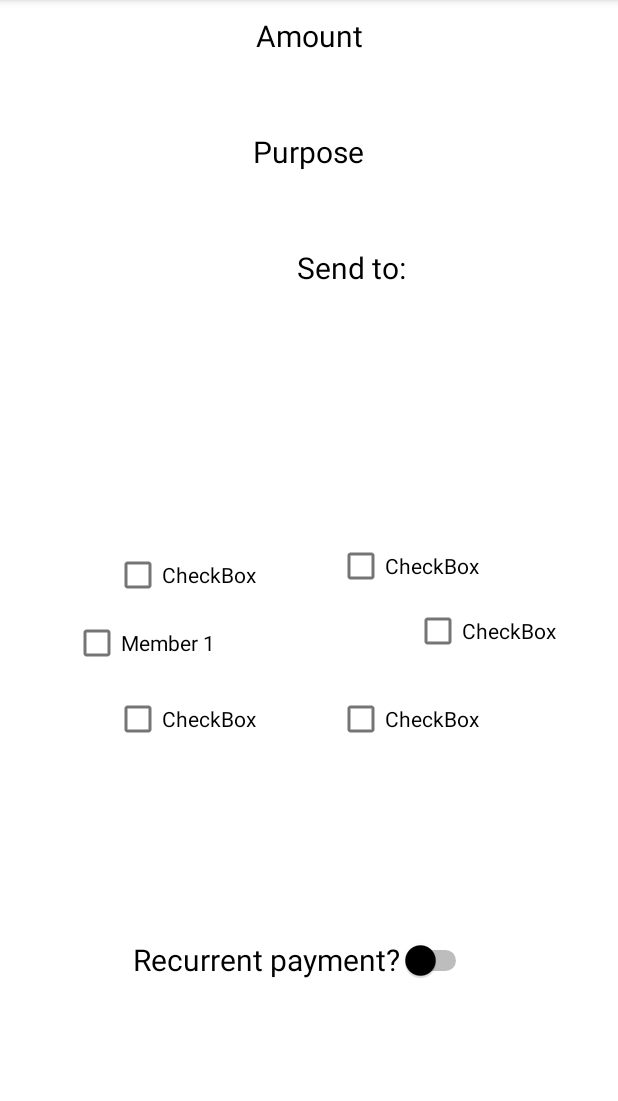
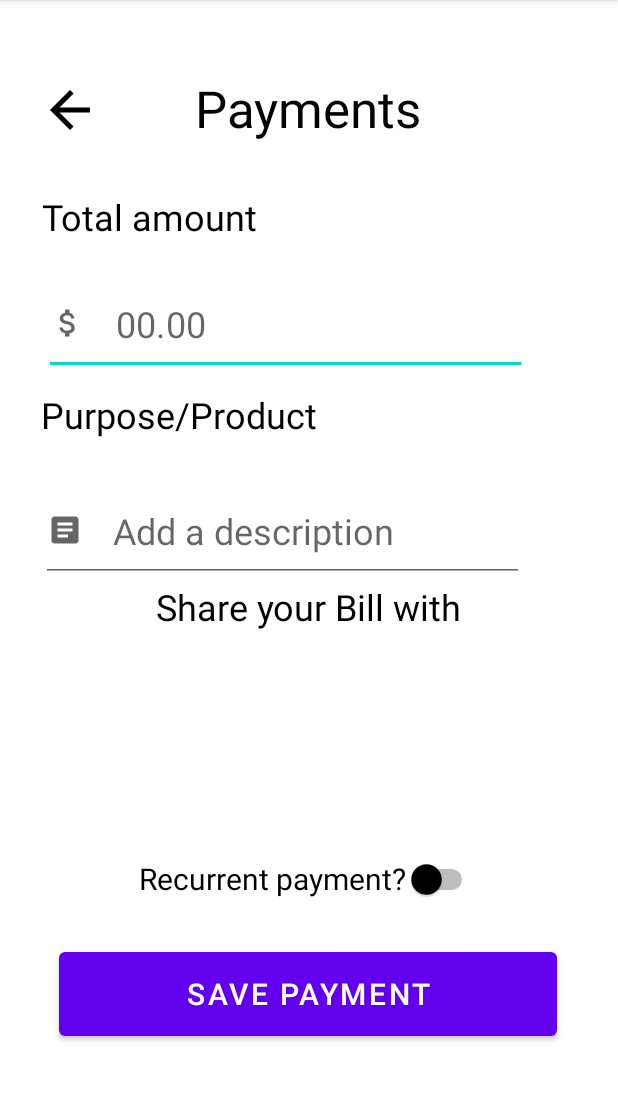
Before and after one commit to ASE-Projekte-WS-2021/ase-ws-21-zusammenleben, an Android app: the ActivityPaymentOverview screen opened directly, with no data from a screen before it, on a phone screen of 412 x 824 dp, the part 84-1185 px from its top. Run offline under Robolectric (Android 15) with nearby library versions, the phone set to English and light mode, and no system bars.

Commit message:
refresh paymentoverwiew

```diff
--- a/app/src/main/java/com/example/myapplication/ActivityOverview.java
+++ b/app/src/main/java/com/example/myapplication/ActivityOverview.java
@@ -7,10 +7,11 @@ import android.content.Intent;
 import android.os.Bundle;
 import android.view.View;
 import android.widget.Button;
+import android.widget.ImageButton;
 
 public class ActivityOverview extends AppCompatActivity {
 
-    Button button_managePayments;
+    ImageButton button_managePayments;
 
     @Override
     protected void onCreate(Bundle savedInstanceState) {
@@ -24,7 +25,7 @@ public class ActivityOverview extends AppCompatActivity {
 
         final Context context = this;
 
-        button_managePayments = (Button) findViewById(R.id.btn_managePayments);
+        button_managePayments = (ImageButton) findViewById(R.id.btn_managePayments);
 
         button_managePayments.setOnClickListener(new View.OnClickListener() {
 
--- /dev/null
+++ b/app/src/main/res/drawable/ic_baseline_arrow_back_24.xml
@@ -0,0 +1,11 @@
+<vector xmlns:android="http://schemas.android.com/apk/res/android"
+    android:width="24dp"
+    android:height="24dp"
+    android:viewportWidth="24"
+    android:viewportHeight="24"
+    android:tint="?attr/color"
+    android:autoMirrored="true">
+  <path
+      android:fillColor="@android:color/black"
+      android:pathData="M20,11H7.83l5.59,-5.59L12,4l-8,8 8,8 1.41,-1.41L7.83,13H20v-2z"/>
+</vector>
--- /dev/null
+++ b/app/src/main/res/drawable/ic_baseline_article_24.xml
@@ -0,0 +1,11 @@
+<vector xmlns:android="http://schemas.android.com/apk/res/android"
+    android:width="24dp"
+    android:height="24dp"
+    android:viewportWidth="24"
+    android:viewportHeight="24"
+    android:tint="?attr/colorControlNormal"
+    android:autoMirrored="true">
+  <path
+      android:fillColor="@android:color/white"
+      android:pathData="M19,3L5,3c-1.1,0 -2,0.9 -2,2v14c0,1.1 0.9,2 2,2h14c1.1,0 2,-0.9 2,-2L21,5c0,-1.1 -0.9,-2 -2,-2zM14,17L7,17v-2h7v2zM17,13L7,13v-2h10v2zM17,9L7,9L7,7h10v2z"/>
+</vector>
--- /dev/null
+++ b/app/src/main/res/drawable/ic_baseline_attach_money_24.xml
@@ -0,0 +1,10 @@
+<vector xmlns:android="http://schemas.android.com/apk/res/android"
+    android:width="24dp"
+    android:height="24dp"
+    android:viewportWidth="24"
+    android:viewportHeight="24"
+    android:tint="?attr/colorControlNormal">
+  <path
+      android:fillColor="@android:color/white"
+      android:pathData="M11.8,10.9c-2.27,-0.59 -3,-1.2 -3,-2.15 0,-1.09 1.01,-1.85 2.7,-1.85 1.78,0 2.44,0.85 2.5,2.1h2.21c-0.07,-1.72 -1.12,-3.3 -3.21,-3.81V3h-3v2.16c-1.94,0.42 -3.5,1.68 -3.5,3.61 0,2.31 1.91,3.46 4.7,4.13 2.5,0.6 3,1.48 3,2.41 0,0.69 -0.49,1.79 -2.7,1.79 -2.06,0 -2.87,-0.92 -2.98,-2.1h-2.2c0.12,2.19 1.76,3.42 3.68,3.83V21h3v-2.15c1.95,-0.37 3.5,-1.5 3.5,-3.55 0,-2.84 -2.43,-3.81 -4.7,-4.4z"/>
+</vector>
--- a/app/src/main/res/layout/activity_overview.xml
+++ b/app/src/main/res/layout/activity_overview.xml
@@ -35,6 +35,18 @@
         app:layout_constraintStart_toStartOf="parent"
         app:layout_constraintTop_toTopOf="parent"
         app:layout_constraintVertical_bias="0.068" />
+
+    <ImageView
+        android:id="@+id/drawable_arrow_back"
+        android:layout_width="57dp"
+        android:layout_height="40dp"
+        app:layout_constraintBottom_toBottomOf="parent"
+        app:layout_constraintEnd_toEndOf="parent"
+        app:layout_constraintHorizontal_bias="0.05"
+        app:layout_constraintStart_toStartOf="parent"
+        app:layout_constraintTop_toTopOf="parent"
+        app:layout_constraintVertical_bias="0.073"
+        app:srcCompat="@drawable/ic_baseline_arrow_back_24" />
 
     <ImageButton
         android:id="@+id/btn_managePayments"
--- a/app/src/main/res/layout/activity_paymentoverview.xml
+++ b/app/src/main/res/layout/activity_paymentoverview.xml
@@ -3,59 +3,91 @@
     xmlns:app="http://schemas.android.com/apk/res-auto"
     xmlns:tools="http://schemas.android.com/tools"
     android:layout_width="match_parent"
-    android:layout_height="match_parent">
+    android:layout_height="match_parent"
+    android:layout_alignParentBottom="true">
 
     <TextView
-        android:id="@+id/textView5"
+        android:id="@+id/payments"
+        android:layout_width="wrap_content"
+        android:layout_height="wrap_content"
+        android:text="Payments"
+        android:textAlignment="center"
+        android:textColor="#040303"
+        android:textSize="34sp"
+        app:layout_constraintBottom_toBottomOf="parent"
+        app:layout_constraintEnd_toEndOf="parent"
+        app:layout_constraintHorizontal_bias="0.498"
+        app:layout_constraintStart_toStartOf="parent"
+        app:layout_constraintTop_toTopOf="parent"
+        app:layout_constraintVertical_bias="0.068" />
+
+    <TextView
+        android:id="@+id/total_amount"
         android:layout_width="wrap_content"
         android:layout_height="wrap_content"
         android:layout_marginStart="10dp"
-        android:layout_marginTop="10dp"
+        android:layout_marginTop="128dp"
         android:layout_marginEnd="10dp"
-        android:text="Amount"
+        android:text="Total amount"
         android:textAlignment="center"
         android:textAllCaps="false"
         android:textColor="#000000"
-        android:textSize="20sp"
+        android:textSize="24sp"
         app:layout_constraintEnd_toEndOf="parent"
+        app:layout_constraintHorizontal_bias="0.069"
         app:layout_constraintStart_toStartOf="parent"
         app:layout_constraintTop_toTopOf="parent" />
 
     <TextView
-        android:id="@+id/textView6"
+        android:id="@+id/purpose"
         android:layout_width="wrap_content"
         android:layout_height="wrap_content"
         android:layout_marginStart="10dp"
-        android:layout_marginTop="50dp"
+        android:layout_marginTop="260dp"
         android:layout_marginEnd="10dp"
-        android:text="Purpose"
+        android:text="Purpose/Product"
         android:textAlignment="center"
+        android:textAllCaps="false"
         android:textColor="#000000"
-        android:textSize="20sp"
-        app:layout_constraintBottom_toBottomOf="parent"
+        android:textSize="24sp"
         app:layout_constraintEnd_toEndOf="parent"
-        app:layout_constraintHorizontal_bias="0.498"
+        app:layout_constraintHorizontal_bias="0.081"
         app:layout_constraintStart_toStartOf="parent"
-        app:layout_constraintTop_toBottomOf="@+id/textView5"
-        app:layout_constraintVertical_bias="0.0" />
+        app:layout_constraintTop_toTopOf="parent" />
 
     <TextView
-        android:id="@+id/textView7"
+        android:id="@+id/share_your_bill"
         android:layout_width="wrap_content"
         android:layout_height="wrap_content"
         android:layout_marginStart="10dp"
-        android:layout_marginTop="50dp"
+        android:layout_marginTop="388dp"
         android:layout_marginEnd="10dp"
-        android:text="Send to:"
+        android:text="Share your Bill with"
         android:textAlignment="center"
+        android:textAllCaps="false"
         android:textColor="#000000"
-        android:textSize="20sp"
+        android:textSize="24sp"
+        app:layout_constraintEnd_toEndOf="parent"
+        app:layout_constraintHorizontal_bias="0.497"
+        app:layout_constraintStart_toStartOf="parent"
+        app:layout_constraintTop_toTopOf="parent" />
+
+    <EditText
+        android:id="@+id/insert_costs"
+        android:layout_width="322dp"
+        android:layout_height="68dp"
+        android:drawableLeft="@drawable/ic_baseline_attach_money_24"
+        android:drawablePadding="20dp"
+        android:ems="10"
+        android:hint="00.00"
+        android:inputType="textPersonName"
+        android:textSize="24sp"
         app:layout_constraintBottom_toBottomOf="parent"
         app:layout_constraintEnd_toEndOf="parent"
-        app:layout_constraintHorizontal_bias="0.589"
+        app:layout_constraintHorizontal_bias="0.325"
         app:layout_constraintStart_toStartOf="parent"
-        app:layout_constraintTop_toBottomOf="@+id/textView6"
-        app:layout_constraintVertical_bias="0.0" />
+        app:layout_constraintTop_toTopOf="parent"
+        app:layout_constraintVertical_bias="0.26" />
 
     <Switch
         android:id="@+id/switch3"
@@ -69,81 +101,51 @@
         android:trackTint="#000000"
         app:layout_constraintBottom_toBottomOf="parent"
         app:layout_constraintEnd_toEndOf="parent"
-        app:layout_constraintHorizontal_bias="0.447"
+        app:layout_constraintHorizontal_bias="0.468"
         app:layout_constraintStart_toStartOf="parent"
         app:layout_constraintTop_toTopOf="parent"
-        app:layout_constraintVertical_bias="0.856" />
+        app:layout_constraintVertical_bias="0.781" />
 
-    <CheckBox
-        android:id="@+id/checkBox4"
-        android:layout_width="wrap_content"
-        android:layout_height="wrap_content"
-        android:text="Member 1"
+    <ImageView
+        android:id="@+id/drawable_arrow_back"
+        android:layout_width="57dp"
+        android:layout_height="40dp"
         app:layout_constraintBottom_toBottomOf="parent"
-        app:layout_constraintEnd_toEndOf="@+id/textView7"
-        app:layout_constraintHorizontal_bias="0.275"
+        app:layout_constraintEnd_toEndOf="parent"
+        app:layout_constraintHorizontal_bias="0.05"
         app:layout_constraintStart_toStartOf="parent"
         app:layout_constraintTop_toTopOf="parent"
-        app:layout_constraintVertical_bias="0.562" />
+        app:layout_constraintVertical_bias="0.073"
+        app:srcCompat="@drawable/ic_baseline_arrow_back_24" />
 
-    <CheckBox
-        android:id="@+id/checkBox5"
-        android:layout_width="wrap_content"
-        android:layout_height="wrap_content"
-        android:text="CheckBox"
+    <Button
+        android:id="@+id/btn_save_payment"
+        android:layout_width="332dp"
+        android:layout_height="68dp"
+        android:text="Save Payment"
+        android:textSize="20sp"
         app:layout_constraintBottom_toBottomOf="parent"
         app:layout_constraintEnd_toEndOf="parent"
-        app:layout_constraintHorizontal_bias="0.709"
+        app:layout_constraintHorizontal_bias="0.493"
         app:layout_constraintStart_toStartOf="parent"
         app:layout_constraintTop_toTopOf="parent"
-        app:layout_constraintVertical_bias="0.491" />
+        app:layout_constraintVertical_bias="0.898" />
 
-    <CheckBox
-        android:id="@+id/checkBox6"
-        android:layout_width="wrap_content"
-        android:layout_height="wrap_content"
-        android:text="CheckBox"
+    <EditText
+        android:id="@+id/insert_purpose"
+        android:layout_width="322dp"
+        android:layout_height="68dp"
+        android:drawableLeft="@drawable/ic_baseline_article_24"
+        android:drawablePadding="20dp"
+        android:ems="10"
+        android:hint="Add a description"
+        android:inputType="textPersonName"
+        android:textSize="24sp"
         app:layout_constraintBottom_toBottomOf="parent"
         app:layout_constraintEnd_toEndOf="parent"
-        app:layout_constraintHorizontal_bias="0.709"
-        app:layout_constraintStart_toStartOf="parent"
-        app:layout_constraintTop_toTopOf="@+id/textView5"
-        app:layout_constraintVertical_bias="0.627" />
-
-    <CheckBox
-        android:id="@+id/checkBox2"
-        android:layout_width="wrap_content"
-        android:layout_height="wrap_content"
-        android:text="CheckBox"
-        app:layout_constraintBottom_toBottomOf="parent"
-        app:layout_constraintEnd_toEndOf="parent"
-        app:layout_constraintHorizontal_bias="0.651"
-        app:layout_constraintStart_toStartOf="@+id/textView7"
-        app:layout_constraintTop_toTopOf="@+id/textView5"
-        app:layout_constraintVertical_bias="0.545" />
-
-    <CheckBox
-        android:id="@+id/checkBox"
-        android:layout_width="wrap_content"
-        android:layout_height="wrap_content"
-        android:text="CheckBox"
-        app:layout_constraintBottom_toBottomOf="parent"
-        app:layout_constraintEnd_toEndOf="parent"
-        app:layout_constraintHorizontal_bias="0.239"
+        app:layout_constraintHorizontal_bias="0.303"
         app:layout_constraintStart_toStartOf="parent"
         app:layout_constraintTop_toTopOf="parent"
-        app:layout_constraintVertical_bias="0.499" />
-
-    <CheckBox
-        android:id="@+id/checkBox3"
-        android:layout_width="wrap_content"
-        android:layout_height="wrap_content"
-        android:text="CheckBox"
-        app:layout_constraintBottom_toBottomOf="parent"
-        app:layout_constraintEnd_toEndOf="parent"
-        app:layout_constraintHorizontal_bias="0.239"
-        app:layout_constraintStart_toStartOf="parent"
-        app:layout_constraintTop_toTopOf="@+id/textView5"
-        app:layout_constraintVertical_bias="0.627" />
+        app:layout_constraintVertical_bias="0.457" />
 
 </androidx.constraintlayout.widget.ConstraintLayout>
```
